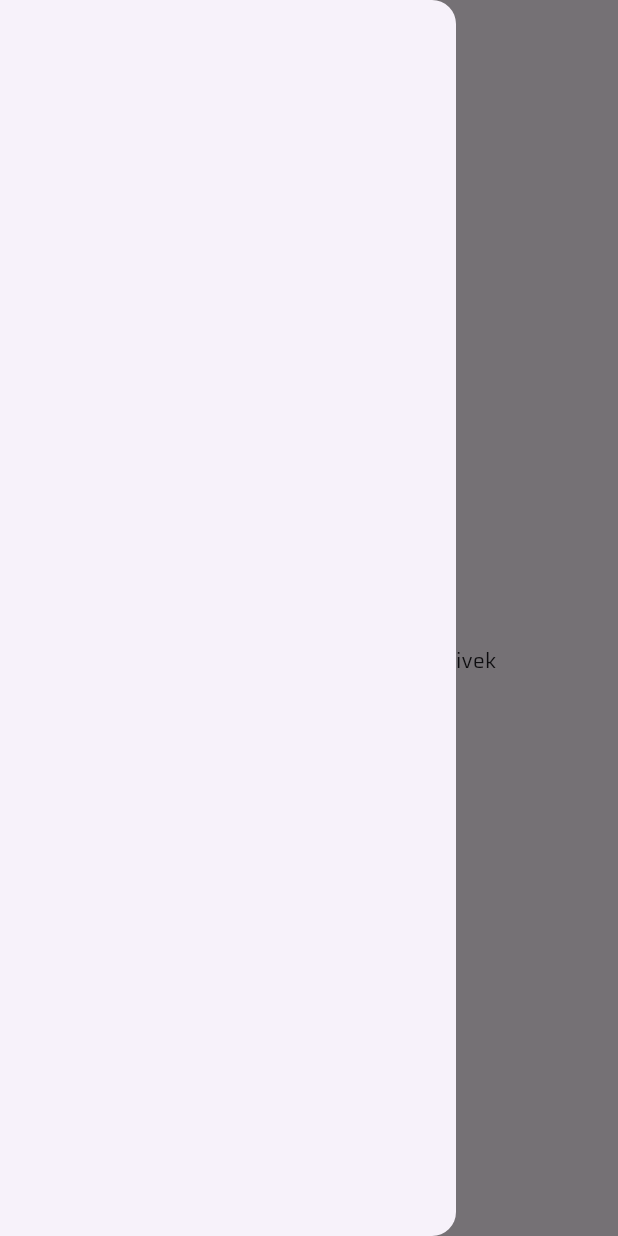
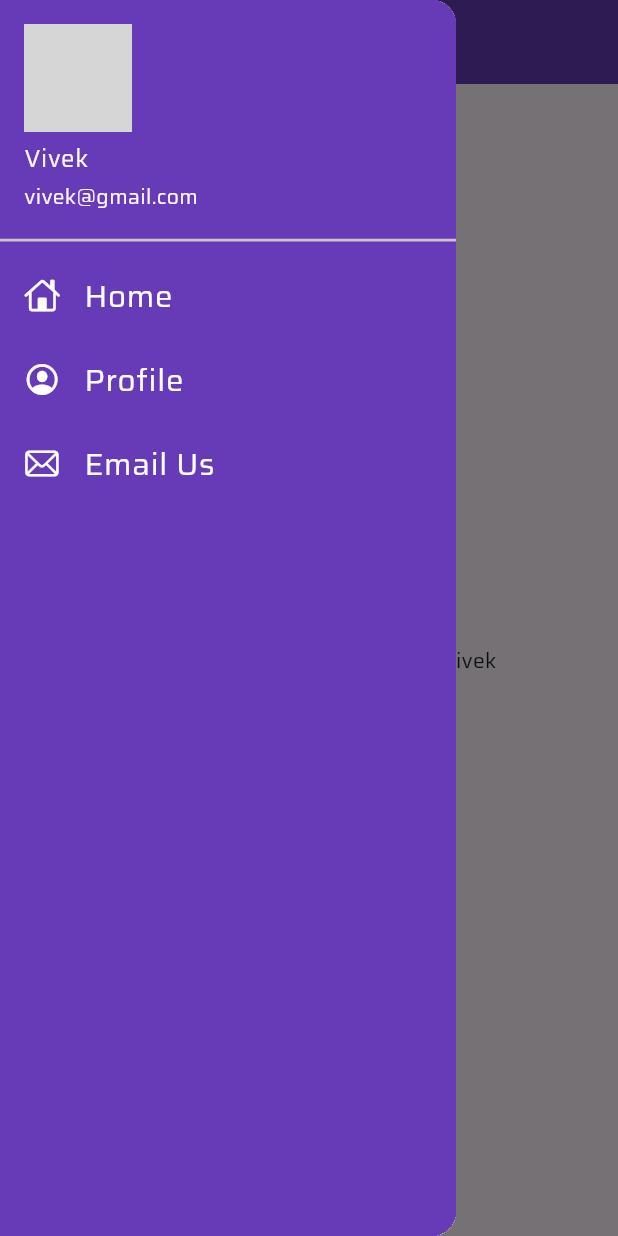
Before and after one commit to me-vivek-kr/FlutterLearn, a Flutter app: the HomePage screen opened by its route, with the side drawer open, on a phone screen of 412 x 824 dp. Run offline on Flutter 3.47's test engine with Material 3 defaults, Android fonts, the phone set to English and light mode, and no system bars; our stand-ins replace google_fonts; network calls fail; grey boxes are pictures that could not be loaded.

Commit message:
Day 5 Complete

```diff
--- a/lib/pages/home_page.dart
+++ b/lib/pages/home_page.dart
@@ -1,4 +1,5 @@
 import 'package:flutter/material.dart';
+import 'package:flutterlearn/widgets/drawer.dart';
 
 class HomePage extends StatelessWidget {
   final int days = 3;
@@ -8,13 +9,14 @@ class HomePage extends StatelessWidget {
     return Scaffold(
       appBar: AppBar(
         title: Text("Catalog App"),
+        backgroundColor: Colors.deepPurple,
       ),
       body: Center(
         child: Container(
           child: Text("Welcome to $days days of flutter by $name"),
         ),
       ),
-      drawer: Drawer(),
+      drawer: MyDrawer(),
     );
   }
 }
--- /dev/null
+++ b/lib/widgets/drawer.dart
@@ -0,0 +1,67 @@
+import 'package:flutter/cupertino.dart';
+import 'package:flutter/material.dart';
+
+class MyDrawer extends StatelessWidget {
+  const MyDrawer({super.key});
+
+  @override
+  Widget build(BuildContext context) {
+    final imageURL =
+        "https://media.licdn.com/dms/image/D4D03AQEuVAL4pIAAXQ/profile-displayphoto-shrink_800_800/0/1698783406245?e=2147483647&v=beta&t=9X3fJOVuDbIGFiiDiKGE7wfAdv3t7pB2tsaQv2OXIEM";
+    return Drawer(
+      child: Container(
+        color: Colors.deepPurple,
+        child: ListView(
+          //padding: EdgeInsets.zero,
+          children: [
+            DrawerHeader(
+              padding: EdgeInsets.zero,
+              child: UserAccountsDrawerHeader(
+                decoration: BoxDecoration(color: Colors.deepPurple),
+                margin: EdgeInsets.zero,
+                accountName: Text("Vivek"),
+                accountEmail: Text("vivek@gmail.com"),
+                currentAccountPicture: CircleAvatar(
+                  backgroundImage: NetworkImage(imageURL),
+                ),
+              ),
+            ),
+            ListTile(
+              leading: Icon(
+                CupertinoIcons.home,
+                color: Colors.white,
+              ),
+              title: Text(
+                "Home",
+                textScaleFactor: 1.3,
+                style: TextStyle(color: Colors.white),
+              ),
+            ),
+            ListTile(
+              leading: Icon(
+                CupertinoIcons.profile_circled,
+                color: Colors.white,
+              ),
+              title: Text(
+                "Profile",
+                textScaleFactor: 1.3,
+                style: TextStyle(color: Colors.white),
+              ),
+            ),
+            ListTile(
+              leading: Icon(
+                CupertinoIcons.mail,
+                color: Colors.white,
+              ),
+              title: Text(
+                "Email Us",
+                textScaleFactor: 1.3,
+                style: TextStyle(color: Colors.white),
+              ),
+            )
+          ],
+        ),
+      ),
+    );
+  }
+}
```
